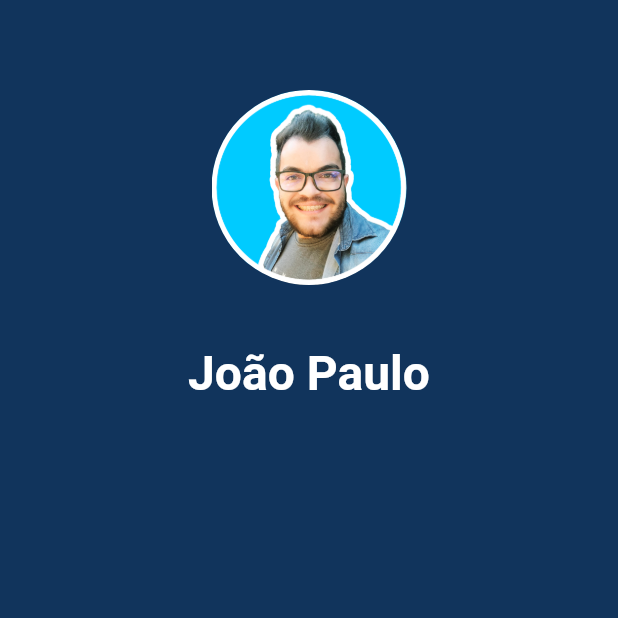
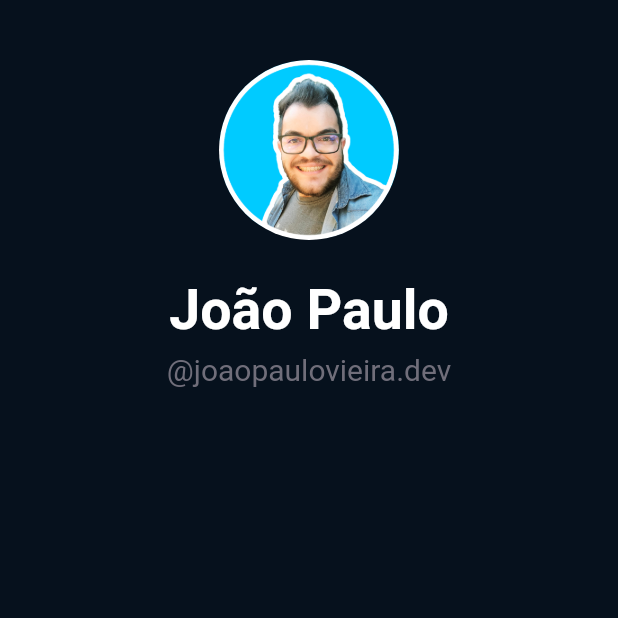
Before and after one commit to joaopaulovieira-dev/bio, a Flutter app: the screen it shows after launch, on a phone screen of 412 x 824 dp, the top half of it. Run offline on Flutter 3.47's test engine with Material 2 defaults, Android fonts, the phone set to English and light mode, and no system bars; our stand-ins replace google_fonts.

Commit message:
Add ID Perfil

```diff
--- a/lib/modules/home/home_page.dart
+++ b/lib/modules/home/home_page.dart
@@ -14,33 +14,48 @@ class _HomePageState extends State<HomePage> {
   @override
   Widget build(BuildContext context) {
     return Scaffold(
-        body: Container(
-            color: AppColors.background,
-            child: Stack(children: <Widget>[
+      //Backgroud
+      backgroundColor: AppColors.background,
+      body: Stack(children: <Widget>[
         // Photo Perfil
         Row(mainAxisAlignment: MainAxisAlignment.center, children: const [
           Padding(
             padding: EdgeInsets.only(
-                      top: 60,
+              top: 40,
             ),
-                    child: PhotoPerfil())
+            child: PhotoPerfil(),
+          )
         ]),
 
         //Nome
         Row(mainAxisAlignment: MainAxisAlignment.center, children: [
           Padding(
               padding: const EdgeInsets.only(
-                      top: 230,
+                top: 185,
               ),
               child: Text(
                 'João Paulo',
-                      style: TextStyles.name,
+                style: TextStyles.namePerfil,
               ))
         ]),
-              // Nome Centralizado
+
+        // Id Perfil
+        Row(mainAxisAlignment: MainAxisAlignment.center, children: [
+          Padding(
+              padding: const EdgeInsets.only(
+                top: 235,
+              ),
+              child: Text(
+                '@joaopaulovieira.dev',
+                style: TextStyles.idPerfil,
+              ))
+        ]),
+      ]),
+    );
+  }
+}
+
+
+
 
 //TODO: Implementar os retângulos de informações de contato/mídias sociais.
-              Container()
-            ])));
-  }
-}
--- a/lib/shared/photo_perfil/photo_perfil.dart
+++ b/lib/shared/photo_perfil/photo_perfil.dart
@@ -8,8 +8,8 @@ class PhotoPerfil extends StatelessWidget {
   Widget build(BuildContext context) {
     return Container(
       //Tamanho da imagem
-      width: 130,
-      height: 130,
+      width: 120,
+      height: 120,
       //decoração do container
       decoration: const BoxDecoration(
         //forma do container - circular
--- a/lib/theme/app_colors.dart
+++ b/lib/theme/app_colors.dart
@@ -1,8 +1,9 @@
 import 'package:flutter/material.dart';
 
 class AppColors {
-  static const background = Color(0xFF11345c);
-  static const name = Color(0xFFFFFFFF);
+  static const background = Color.fromARGB(255, 6, 17, 29);
+  static const namePerfil = Color(0xFFFFFFFF);
+  static const idPerfil = Color(0xFF706E7A);
 
   static const primary = Color(0xFF270082);
   static const secondary = Color(0xFF7A0BC0);
@@ -10,7 +11,7 @@ class AppColors {
   static const grey = Color(0xFF585666);
   static const delete = Color(0xFFE83F5B);
   static const heading = Color(0xFF585666);
-  static const body = Color(0xFF706E7A);
+
   static const stroke = Color(0xFFE3E3E6);
   static const shape = Color(0xFFFAFAFC);
   static const input = Color(0xFFB1B0B8);
--- a/lib/theme/app_text_styles.dart
+++ b/lib/theme/app_text_styles.dart
@@ -3,11 +3,18 @@ import 'package:flutter/material.dart';
 import 'package:google_fonts/google_fonts.dart';
 
 class TextStyles {
-  static final name = GoogleFonts.lexendDeca(
-    fontSize: 32,
+  static final namePerfil = GoogleFonts.roboto(
+    fontSize: 37,
     fontWeight: FontWeight.w600,
-    color: AppColors.name,
+    color: AppColors.namePerfil,
   );
+
+  static final idPerfil = GoogleFonts.roboto(
+    fontSize: 20,
+    //fontWeight: FontWeight.w600,
+    color: AppColors.idPerfil,
+  );
+
   // static final titleRegular = GoogleFonts.lexendDeca(
   //   fontSize: 20,
   //   fontWeight: FontWeight.w400,
```
Also changed, not shown: 1 other file. Lines whose indentation alone changed are shown as unchanged.
